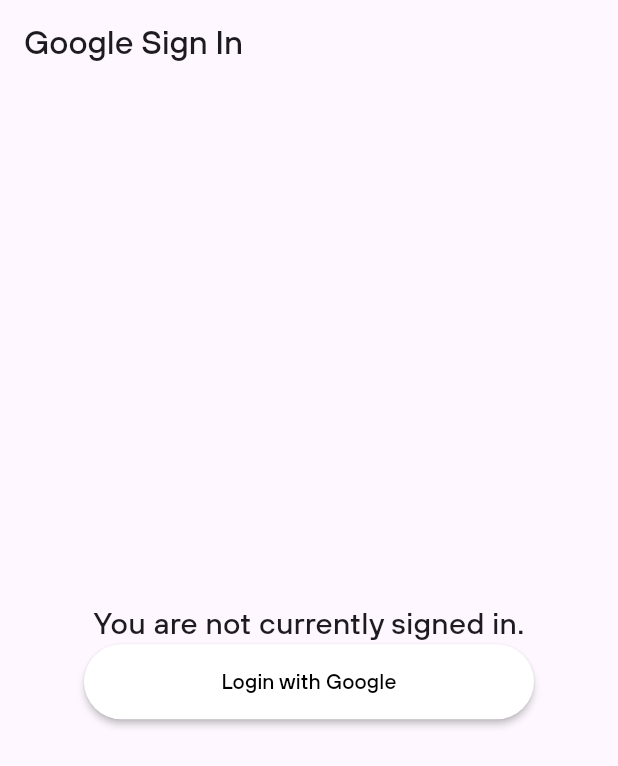
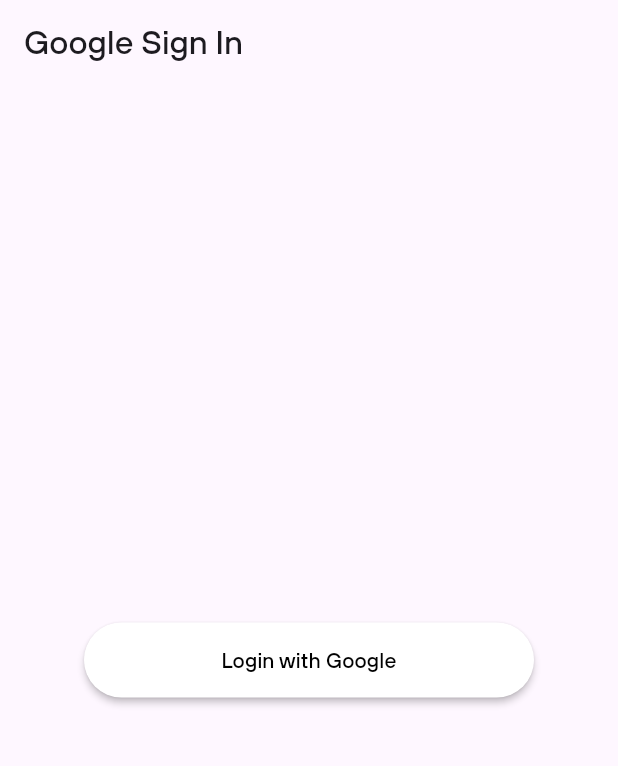
Before and after one commit to USG-APEK-Hackathon/Mobile, a Flutter app: the screen it shows after launch, on a phone screen of 412 x 824 dp. Shown: the top 766 px of the screen. Run offline on Flutter 3.47's test engine with Material 3 defaults, Android fonts, the phone set to English and light mode, and no system bars; our stand-ins replace auto_route, flutter_riverpod, google_sign_in.

Commit message:
Remove unused imports and text widget in login_view.dart, add assets folder in pubspec.yaml

```diff
--- a/lib/src/app/presentation/auth/login_view.dart
+++ b/lib/src/app/presentation/auth/login_view.dart
@@ -1,12 +1,7 @@
-import 'dart:async';
-import 'dart:convert' show json;
-
 import 'package:apex_mobile/src/app/data/google_repository.dart';
 import 'package:auto_route/auto_route.dart';
-import 'package:flutter/foundation.dart';
 import 'package:flutter/material.dart';
 import 'package:google_sign_in/google_sign_in.dart';
-import 'package:http/http.dart' as http;
 
 const List<String> scopes = <String>[
   'email',
@@ -37,10 +32,6 @@
       body: Column(
         mainAxisAlignment: MainAxisAlignment.center,
         children: [
-          Text(
-            'You are not currently signed in.',
-            style: const TextStyle(fontSize: 20.0),
-          ),
           Center(
             child: ElevatedButton(
               onPressed: () {
--- a/pubspec.yaml
+++ b/pubspec.yaml
@@ -52,6 +52,9 @@
 flutter:
   uses-material-design: true
 
+  assets:
+    - assets/
+
   fonts:
     - family: TTHoves
       fonts:
```
